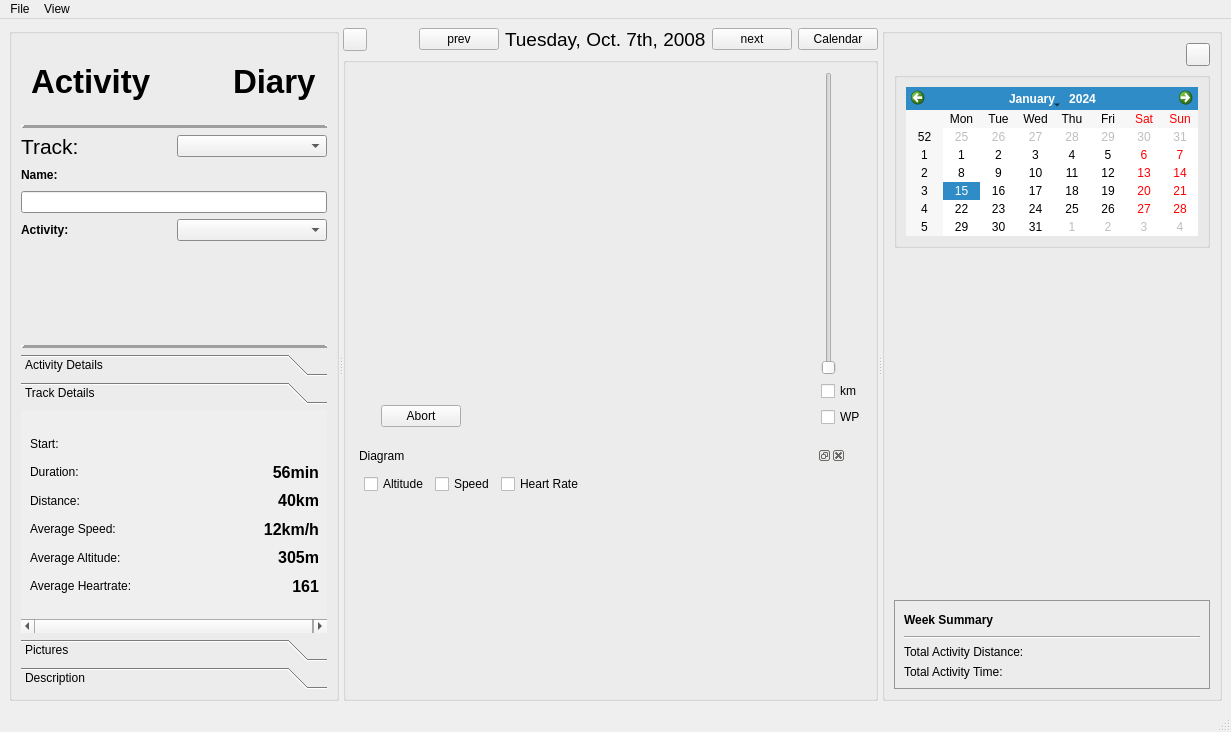
Above: src/activitydiary.ui from tpatzig/activitydiary before the change. Below: the same form after it.
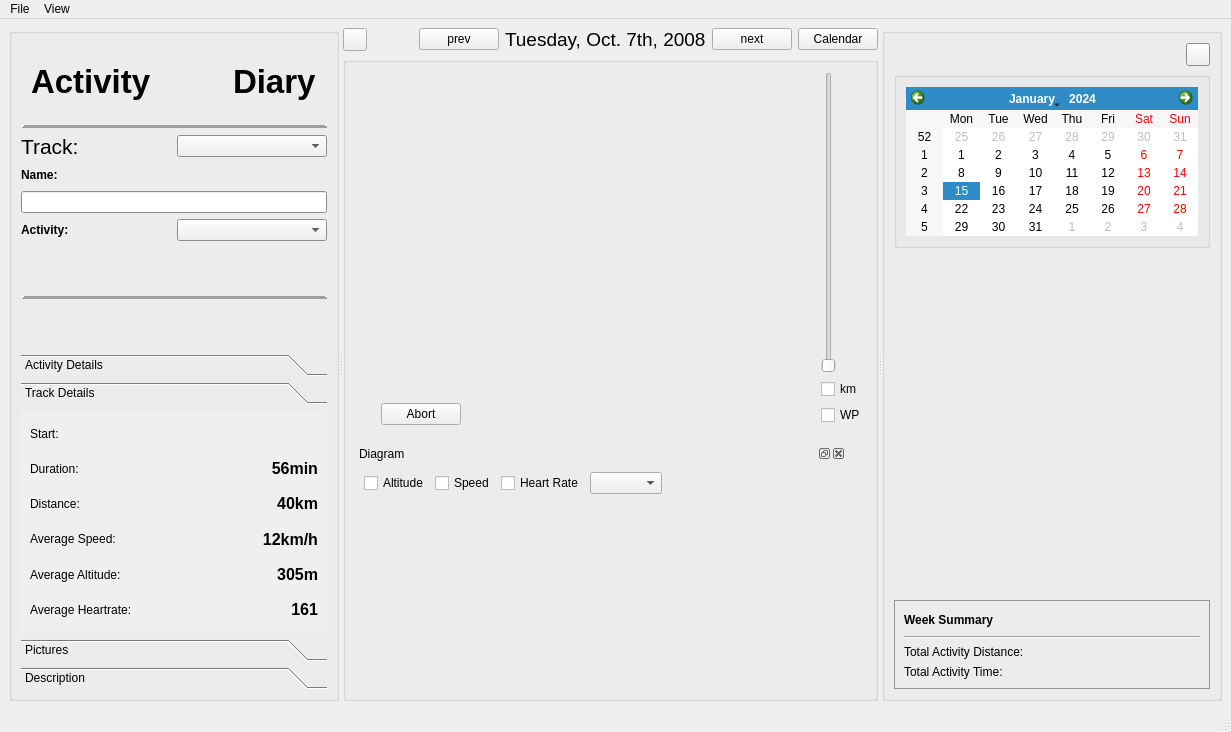
That is the form after the change. The open tabs and pages were chosen to show the change. Custom widgets are drawn as their Qt base class.

```diff
--- a/src/activitydiary.ui
+++ b/src/activitydiary.ui
@@ -382,14 +382,14 @@
           </layout>
          </item>
          <item>
-          <spacer name="verticalSpacer_8" >
-           <property name="orientation" >
+          <spacer name="verticalSpacer">
+           <property name="orientation">
             <enum>Qt::Vertical</enum>
            </property>
-           <property name="sizeHint" stdset="0" >
+           <property name="sizeHint" stdset="0">
             <size>
              <width>20</width>
-             <height>36</height>
+             <height>17</height>
             </size>
            </property>
           </spacer>
@@ -429,8 +429,21 @@
           </widget>
          </item>
          <item>
-          <widget class="QToolBox" name="toolBox" >
-           <property name="minimumSize" >
+          <spacer name="verticalSpacer_2">
+           <property name="orientation">
+            <enum>Qt::Vertical</enum>
+           </property>
+           <property name="sizeHint" stdset="0">
+            <size>
+             <width>20</width>
+             <height>17</height>
+            </size>
+           </property>
+          </spacer>
+         </item>
+         <item>
+          <widget class="QToolBox" name="toolBox">
+           <property name="minimumSize">
             <size>
              <width>0</width>
              <height>335</height>
@@ -791,13 +804,13 @@
              </item>
             </layout>
            </widget>
-           <widget class="QWidget" name="page_4" >
-            <property name="geometry" >
+           <widget class="QWidget" name="page_4">
+            <property name="geometry">
              <rect>
               <x>0</x>
               <y>0</y>
-              <width>302</width>
-              <height>213</height>
+              <width>300</width>
+              <height>195</height>
              </rect>
             </property>
             <attribute name="label" >
@@ -805,26 +818,10 @@
             </attribute>
             <layout class="QVBoxLayout" name="verticalLayout" >
              <item>
-              <spacer name="verticalSpacer" >
-               <property name="orientation" >
-                <enum>Qt::Vertical</enum>
-               </property>
-               <property name="sizeType" >
-                <enum>QSizePolicy::Fixed</enum>
-               </property>
-               <property name="sizeHint" stdset="0" >
-                <size>
-                 <width>289</width>
-                 <height>13</height>
-                </size>
-               </property>
-              </spacer>
-             </item>
-             <item>
-              <layout class="QGridLayout" name="gridLayout" >
-               <item row="0" column="0" >
-                <widget class="QLabel" name="label_3" >
-                 <property name="text" >
+              <layout class="QGridLayout" name="gridLayout">
+               <item row="0" column="0">
+                <widget class="QLabel" name="label_3">
+                 <property name="text">
                   <string>Start:</string>
                  </property>
                 </widget>
@@ -1118,22 +1115,6 @@
                </item>
               </layout>
              </item>
-             <item>
-              <spacer name="verticalSpacer_2" >
-               <property name="orientation" >
-                <enum>Qt::Vertical</enum>
-               </property>
-               <property name="sizeType" >
-                <enum>QSizePolicy::Fixed</enum>
-               </property>
-               <property name="sizeHint" stdset="0" >
-                <size>
-                 <width>289</width>
-                 <height>13</height>
-                </size>
-               </property>
-              </spacer>
-             </item>
             </layout>
            </widget>
            <widget class="QWidget" name="page_2" >
@@ -1508,8 +1489,11 @@
                        </widget>
                       </item>
                       <item>
-                       <spacer name="horizontalSpacer_7" >
-                        <property name="orientation" >
+                       <widget class="QComboBox" name="comboBox"/>
+                      </item>
+                      <item>
+                       <spacer name="horizontalSpacer_7">
+                        <property name="orientation">
                          <enum>Qt::Horizontal</enum>
                         </property>
                         <property name="sizeHint" stdset="0" >
```
Left out of the diff: 1101 changed lines with no effect on the pictures.
